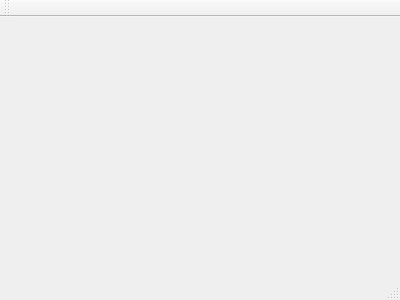
Before: the Qt Designer form Qt_Examples/Qt_Widget/hw_button_example/mainwindow.ui in bvermeer/Spring_CU_Hackathon_2017, drawn with Qt 5.
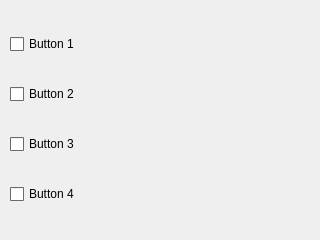
After: the same form once the commit is applied.

Commit message: Got the hw_button_example working by using the direct HW access method for the GPIO lines.

The edit to the form file:
```diff
--- a/Qt_Examples/Qt_Widget/hw_button_example/mainwindow.ui
+++ b/Qt_Examples/Qt_Widget/hw_button_example/mainwindow.ui
@@ -1,24 +1,488 @@
 <ui version="4.0">
  <class>MainWindow</class>
- <widget class="QMainWindow" name="MainWindow" >
-  <property name="geometry" >
+ <widget class="QMainWindow" name="MainWindow">
+  <property name="geometry">
    <rect>
     <x>0</x>
     <y>0</y>
-    <width>400</width>
-    <height>300</height>
+    <width>320</width>
+    <height>240</height>
    </rect>
   </property>
   <property name="windowTitle" >
    <string>MainWindow</string>
   </property>
-  <widget class="QMenuBar" name="menuBar" />
-  <widget class="QToolBar" name="mainToolBar" />
-  <widget class="QWidget" name="centralWidget" />
-  <widget class="QStatusBar" name="statusBar" />
+  <widget class="QWidget" name="centralWidget">
+   <property name="palette">
+    <palette>
+     <active>
+      <colorrole role="WindowText">
+       <brush brushstyle="SolidPattern">
+        <color alpha="255">
+         <red>0</red>
+         <green>0</green>
+         <blue>0</blue>
+        </color>
+       </brush>
+      </colorrole>
+      <colorrole role="Button">
+       <brush brushstyle="SolidPattern">
+        <color alpha="255">
+         <red>136</red>
+         <green>138</green>
+         <blue>133</blue>
+        </color>
+       </brush>
+      </colorrole>
+      <colorrole role="Light">
+       <brush brushstyle="SolidPattern">
+        <color alpha="255">
+         <red>204</red>
+         <green>207</green>
+         <blue>200</blue>
+        </color>
+       </brush>
+      </colorrole>
+      <colorrole role="Midlight">
+       <brush brushstyle="SolidPattern">
+        <color alpha="255">
+         <red>170</red>
+         <green>172</green>
+         <blue>166</blue>
+        </color>
+       </brush>
+      </colorrole>
+      <colorrole role="Dark">
+       <brush brushstyle="SolidPattern">
+        <color alpha="255">
+         <red>68</red>
+         <green>69</green>
+         <blue>66</blue>
+        </color>
+       </brush>
+      </colorrole>
+      <colorrole role="Mid">
+       <brush brushstyle="SolidPattern">
+        <color alpha="255">
+         <red>91</red>
+         <green>92</green>
+         <blue>89</blue>
+        </color>
+       </brush>
+      </colorrole>
+      <colorrole role="Text">
+       <brush brushstyle="SolidPattern">
+        <color alpha="255">
+         <red>0</red>
+         <green>0</green>
+         <blue>0</blue>
+        </color>
+       </brush>
+      </colorrole>
+      <colorrole role="BrightText">
+       <brush brushstyle="SolidPattern">
+        <color alpha="255">
+         <red>255</red>
+         <green>255</green>
+         <blue>255</blue>
+        </color>
+       </brush>
+      </colorrole>
+      <colorrole role="ButtonText">
+       <brush brushstyle="SolidPattern">
+        <color alpha="255">
+         <red>0</red>
+         <green>0</green>
+         <blue>0</blue>
+        </color>
+       </brush>
+      </colorrole>
+      <colorrole role="Base">
+       <brush brushstyle="SolidPattern">
+        <color alpha="255">
+         <red>255</red>
+         <green>255</green>
+         <blue>255</blue>
+        </color>
+       </brush>
+      </colorrole>
+      <colorrole role="Window">
+       <brush brushstyle="SolidPattern">
+        <color alpha="255">
+         <red>136</red>
+         <green>138</green>
+         <blue>133</blue>
+        </color>
+       </brush>
+      </colorrole>
+      <colorrole role="Shadow">
+       <brush brushstyle="SolidPattern">
+        <color alpha="255">
+         <red>0</red>
+         <green>0</green>
+         <blue>0</blue>
+        </color>
+       </brush>
+      </colorrole>
+      <colorrole role="AlternateBase">
+       <brush brushstyle="SolidPattern">
+        <color alpha="255">
+         <red>195</red>
+         <green>196</green>
+         <blue>194</blue>
+        </color>
+       </brush>
+      </colorrole>
+      <colorrole role="ToolTipBase">
+       <brush brushstyle="SolidPattern">
+        <color alpha="255">
+         <red>255</red>
+         <green>255</green>
+         <blue>220</blue>
+        </color>
+       </brush>
+      </colorrole>
+      <colorrole role="ToolTipText">
+       <brush brushstyle="SolidPattern">
+        <color alpha="255">
+         <red>0</red>
+         <green>0</green>
+         <blue>0</blue>
+        </color>
+       </brush>
+      </colorrole>
+     </active>
+     <inactive>
+      <colorrole role="WindowText">
+       <brush brushstyle="SolidPattern">
+        <color alpha="255">
+         <red>0</red>
+         <green>0</green>
+         <blue>0</blue>
+        </color>
+       </brush>
+      </colorrole>
+      <colorrole role="Button">
+       <brush brushstyle="SolidPattern">
+        <color alpha="255">
+         <red>136</red>
+         <green>138</green>
+         <blue>133</blue>
+        </color>
+       </brush>
+      </colorrole>
+      <colorrole role="Light">
+       <brush brushstyle="SolidPattern">
+        <color alpha="255">
+         <red>204</red>
+         <green>207</green>
+         <blue>200</blue>
+        </color>
+       </brush>
+      </colorrole>
+      <colorrole role="Midlight">
+       <brush brushstyle="SolidPattern">
+        <color alpha="255">
+         <red>170</red>
+         <green>172</green>
+         <blue>166</blue>
+        </color>
+       </brush>
+      </colorrole>
+      <colorrole role="Dark">
+       <brush brushstyle="SolidPattern">
+        <color alpha="255">
+         <red>68</red>
+         <green>69</green>
+         <blue>66</blue>
+        </color>
+       </brush>
+      </colorrole>
+      <colorrole role="Mid">
+       <brush brushstyle="SolidPattern">
+        <color alpha="255">
+         <red>91</red>
+         <green>92</green>
+         <blue>89</blue>
+        </color>
+       </brush>
+      </colorrole>
+      <colorrole role="Text">
+       <brush brushstyle="SolidPattern">
+        <color alpha="255">
+         <red>0</red>
+         <green>0</green>
+         <blue>0</blue>
+        </color>
+       </brush>
+      </colorrole>
+      <colorrole role="BrightText">
+       <brush brushstyle="SolidPattern">
+        <color alpha="255">
+         <red>255</red>
+         <green>255</green>
+         <blue>255</blue>
+        </color>
+       </brush>
+      </colorrole>
+      <colorrole role="ButtonText">
+       <brush brushstyle="SolidPattern">
+        <color alpha="255">
+         <red>0</red>
+         <green>0</green>
+         <blue>0</blue>
+        </color>
+       </brush>
+      </colorrole>
+      <colorrole role="Base">
+       <brush brushstyle="SolidPattern">
+        <color alpha="255">
+         <red>255</red>
+         <green>255</green>
+         <blue>255</blue>
+        </color>
+       </brush>
+      </colorrole>
+      <colorrole role="Window">
+       <brush brushstyle="SolidPattern">
+        <color alpha="255">
+         <red>136</red>
+         <green>138</green>
+         <blue>133</blue>
+        </color>
+       </brush>
+      </colorrole>
+      <colorrole role="Shadow">
+       <brush brushstyle="SolidPattern">
+        <color alpha="255">
+         <red>0</red>
+         <green>0</green>
+         <blue>0</blue>
+        </color>
+       </brush>
+      </colorrole>
+      <colorrole role="AlternateBase">
+       <brush brushstyle="SolidPattern">
+        <color alpha="255">
+         <red>195</red>
+         <green>196</green>
+         <blue>194</blue>
+        </color>
+       </brush>
+      </colorrole>
+      <colorrole role="ToolTipBase">
+       <brush brushstyle="SolidPattern">
+        <color alpha="255">
+         <red>255</red>
+         <green>255</green>
+         <blue>220</blue>
+        </color>
+       </brush>
+      </colorrole>
+      <colorrole role="ToolTipText">
+       <brush brushstyle="SolidPattern">
+        <color alpha="255">
+         <red>0</red>
+         <green>0</green>
+         <blue>0</blue>
+        </color>
+       </brush>
+      </colorrole>
+     </inactive>
+     <disabled>
+      <colorrole role="WindowText">
+       <brush brushstyle="SolidPattern">
+        <color alpha="255">
+         <red>68</red>
+         <green>69</green>
+         <blue>66</blue>
+        </color>
+       </brush>
+      </colorrole>
+      <colorrole role="Button">
+       <brush brushstyle="SolidPattern">
+        <color alpha="255">
+         <red>136</red>
+         <green>138</green>
+         <blue>133</blue>
+        </color>
+       </brush>
+      </colorrole>
+      <colorrole role="Light">
+       <brush brushstyle="SolidPattern">
+        <color alpha="255">
+         <red>204</red>
+         <green>207</green>
+         <blue>200</blue>
+        </color>
+       </brush>
+      </colorrole>
+      <colorrole role="Midlight">
+       <brush brushstyle="SolidPattern">
+        <color alpha="255">
+         <red>170</red>
+         <green>172</green>
+         <blue>166</blue>
+        </color>
+       </brush>
+      </colorrole>
+      <colorrole role="Dark">
+       <brush brushstyle="SolidPattern">
+        <color alpha="255">
+         <red>68</red>
+         <green>69</green>
+         <blue>66</blue>
+        </color>
+       </brush>
+      </colorrole>
+      <colorrole role="Mid">
+       <brush brushstyle="SolidPattern">
+        <color alpha="255">
+         <red>91</red>
+         <green>92</green>
+         <blue>89</blue>
+        </color>
+       </brush>
+      </colorrole>
+      <colorrole role="Text">
+       <brush brushstyle="SolidPattern">
+        <color alpha="255">
+         <red>68</red>
+         <green>69</green>
+         <blue>66</blue>
+        </color>
+       </brush>
+      </colorrole>
+      <colorrole role="BrightText">
+       <brush brushstyle="SolidPattern">
+        <color alpha="255">
+         <red>255</red>
+         <green>255</green>
+         <blue>255</blue>
+        </color>
+       </brush>
+      </colorrole>
+      <colorrole role="ButtonText">
+       <brush brushstyle="SolidPattern">
+        <color alpha="255">
+         <red>68</red>
+         <green>69</green>
+         <blue>66</blue>
+        </color>
+       </brush>
+      </colorrole>
+      <colorrole role="Base">
+       <brush brushstyle="SolidPattern">
+        <color alpha="255">
+         <red>136</red>
+         <green>138</green>
+         <blue>133</blue>
+        </color>
+       </brush>
+      </colorrole>
+      <colorrole role="Window">
+       <brush brushstyle="SolidPattern">
+        <color alpha="255">
+         <red>136</red>
+         <green>138</green>
+         <blue>133</blue>
+        </color>
+       </brush>
+      </colorrole>
+      <colorrole role="Shadow">
+       <brush brushstyle="SolidPattern">
+        <color alpha="255">
+         <red>0</red>
+         <green>0</green>
+         <blue>0</blue>
+        </color>
+       </brush>
+      </colorrole>
+      <colorrole role="AlternateBase">
+       <brush brushstyle="SolidPattern">
+        <color alpha="255">
+         <red>136</red>
+         <green>138</green>
+         <blue>133</blue>
+        </color>
+       </brush>
+      </colorrole>
+      <colorrole role="ToolTipBase">
+       <brush brushstyle="SolidPattern">
+        <color alpha="255">
+         <red>255</red>
+         <green>255</green>
+         <blue>220</blue>
+        </color>
+       </brush>
+      </colorrole>
+      <colorrole role="ToolTipText">
+       <brush brushstyle="SolidPattern">
+        <color alpha="255">
+         <red>0</red>
+         <green>0</green>
+         <blue>0</blue>
+        </color>
+       </brush>
+      </colorrole>
+     </disabled>
+    </palette>
+   </property>
+   <widget class="QWidget" name="verticalLayoutWidget">
+    <property name="geometry">
+     <rect>
+      <x>-1</x>
+      <y>-1</y>
+      <width>321</width>
+      <height>241</height>
+     </rect>
+    </property>
+    <layout class="QVBoxLayout" name="verticalLayout">
+     <item>
+      <widget class="QCheckBox" name="button1_checkBox">
+       <property name="text">
+        <string>Button 1</string>
+       </property>
+       <property name="checkable">
+        <bool>true</bool>
+       </property>
+      </widget>
+     </item>
+     <item>
+      <widget class="QCheckBox" name="button2_checkBox">
+       <property name="text">
+        <string>Button 2</string>
+       </property>
+       <property name="checkable">
+        <bool>true</bool>
+       </property>
+      </widget>
+     </item>
+     <item>
+      <widget class="QCheckBox" name="button3_checkBox">
+       <property name="text">
+        <string>Button 3</string>
+       </property>
+       <property name="checkable">
+        <bool>true</bool>
+       </property>
+      </widget>
+     </item>
+     <item>
+      <widget class="QCheckBox" name="button4_checkBox">
+       <property name="text">
+        <string>Button 4</string>
+       </property>
+       <property name="checkable">
+        <bool>true</bool>
+       </property>
+      </widget>
+     </item>
+    </layout>
+   </widget>
+  </widget>
  </widget>
- <layoutDefault spacing="6" margin="11" />
- <pixmapfunction></pixmapfunction>
+ <layoutdefault spacing="6" margin="11"/>
  <resources/>
  <connections/>
 </ui>
```
Left out of the diff: 3 changed lines with no effect on the pictures. The commit also changes 9 other files.
